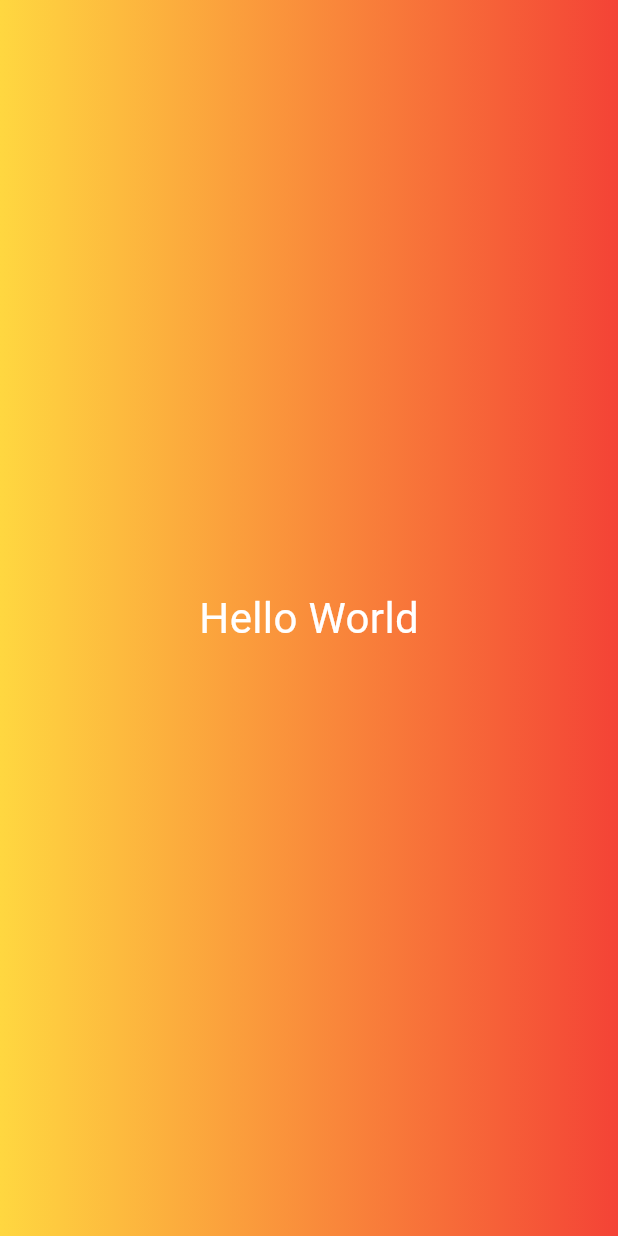
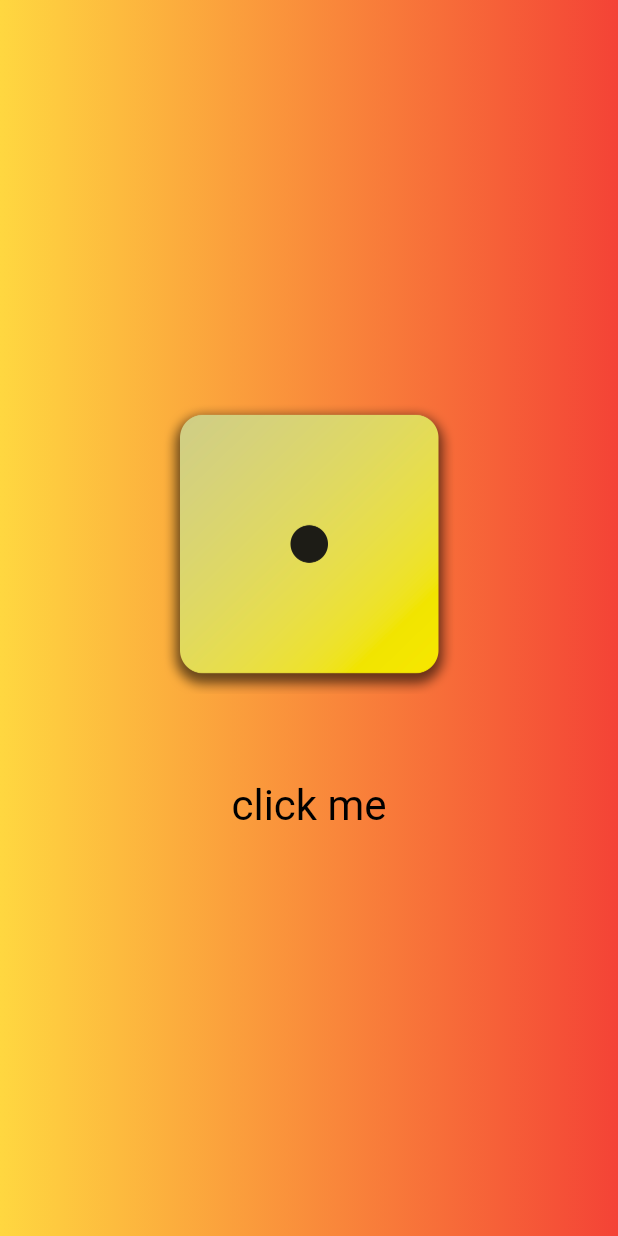
Before and after one commit to zain-raza-16/Practice, a Flutter app: the screen it shows after launch, on a phone screen of 412 x 824 dp. Run offline on Flutter 3.47's test engine with Material 3 defaults, Android fonts, the phone set to English and light mode, and no system bars.

```diff
--- a/lib/gradient_container.dart
+++ b/lib/gradient_container.dart
@@ -7,12 +7,28 @@ class GradientContainer extends StatelessWidget {
   @override
   Widget build(BuildContext context) {
     return Container(
-      decoration: const BoxDecoration(
-        gradient: LinearGradient(colors: [Colors.amberAccent, Colors.red]),
-      ),
-      child: const Center(
-        child: TextWhite(),
-      ),
-    );
+        decoration: const BoxDecoration(
+          gradient: LinearGradient(colors: [Colors.amberAccent, Colors.red]),
+        ),
+        child: Center(
+          child: Column(
+            mainAxisSize: MainAxisSize.min,
+            children: [
+              Image.asset(
+                "assets/images/dice-1.png",
+                width: 200,
+              ),
+              const SizedBox(width: 50,height: 50,),
+              TextButton(
+                onPressed: () {},
+                style: TextButton.styleFrom(
+                    // padding: EdgeInsets.all(100),
+                    foregroundColor: const Color.fromARGB(255, 0, 0, 0),
+                    textStyle: const TextStyle(fontSize: 28)),
+                child: const Text("click me"),
+              )
+            ],
+          ),
+        ));
   }
 }
```
Also changed, not shown: pubspec.yaml (+7 -3 lines), assets/images/dice-1.png (added), assets/images/dice-2.png (added), assets/images/dice-3.png (added), assets/images/dice-4.png (added), assets/images/dice-5.png (added), assets/images/dice-6.png (added).
